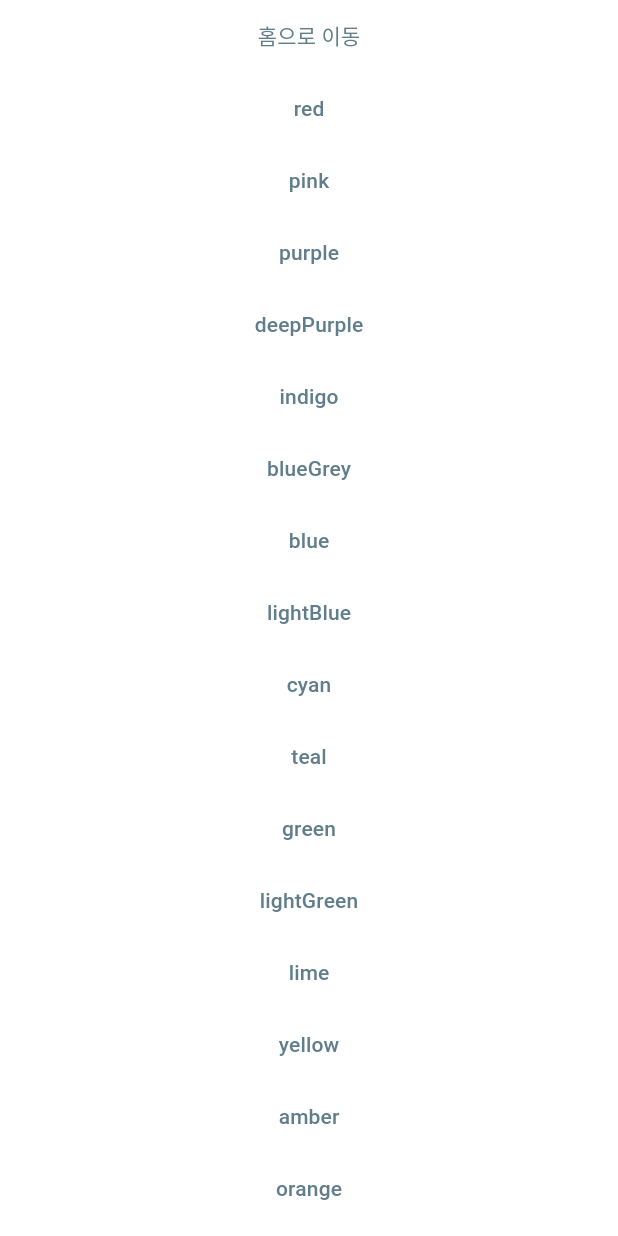
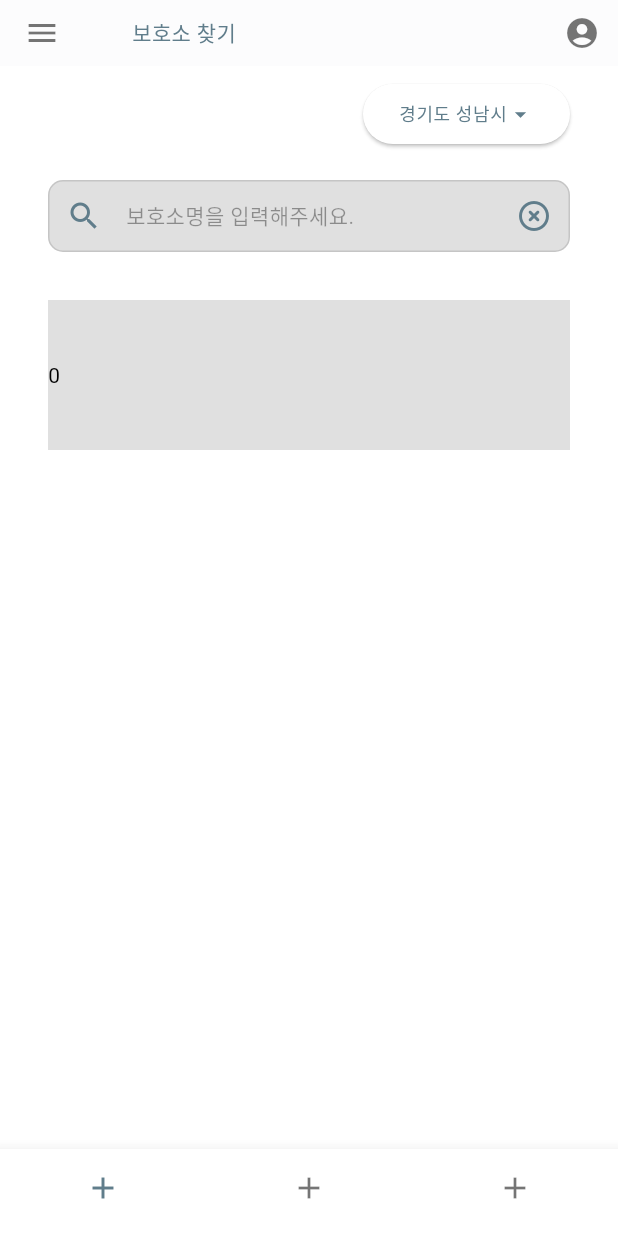
Before and after one commit to mysend12/kkaebom, a Flutter app: the screen it shows after launch, on a phone screen of 412 x 824 dp. Run offline on Flutter 3.47's test engine with Material 2 defaults, Android fonts, the phone set to English and light mode, and no system bars; drawn by our look-alikes of dynamic_color; our stand-ins replace drift, firebase_analytics, firebase_core, firebase_remote_config; missing offline and left inert: event_hub; accounts and stored records are empty; generated files the repository leaves out were written again.

Commit message:
feat: TabBar를 이용하여 화면 분리

```diff
--- a/lib/main.dart
+++ b/lib/main.dart
@@ -5,9 +5,9 @@ import 'package:firebase_remote_config/firebase_remote_config.dart';
 import 'package:flutter/material.dart';
 import 'package:kkaebom/core/di/provider_setup.dart';
 import 'package:kkaebom/firebase_options.dart';
-import 'package:kkaebom/main2.dart';
 import 'package:kkaebom/ui/shared/routes.dart';
 import 'package:kkaebom/ui/shared/shared_view_model.dart';
+import 'package:kkaebom/ui/view/init_screen.dart';
 import 'package:provider/provider.dart';
 
 void main() async {
@@ -49,7 +49,7 @@ class MyApp extends StatelessWidget {
         title: 'Flutter Demo',
         navigatorObservers: <NavigatorObserver>[observer],
         debugShowCheckedModeBanner: false,
-        initialRoute: Main2.routeName,
+        initialRoute: InitScreen.routeName,
         routes: Routes.routes,
         theme: ThemeData(
           colorScheme: lightColorScheme ??
--- a/lib/main2.dart
+++ b/lib/main2.dart
@@ -1,34 +1,49 @@
 import 'package:flutter/material.dart';
 import 'package:kkaebom/data/shared_state/model/base_colors.dart';
 import 'package:kkaebom/ui/shared/shared_view_model.dart';
-import 'package:kkaebom/ui/view/home/home.dart';
+import 'package:kkaebom/ui/shared/widget/kkaebom_navigation_bar.dart';
 import 'package:provider/provider.dart';
 
-class Main2 extends StatelessWidget {
-  const Main2({Key? key}) : super(key: key);
+class Main2 extends StatefulWidget {
+  Main2({Key? key}) : super(key: key);
 
-  static String routeName = "main2";
+  @override
+  State<Main2> createState() => _Main2State();
+}
+
+class _Main2State extends State<Main2> {
+  final GlobalKey globalKey = GlobalKey();
+  double containerHeight = 0;
+
+  @override
+  void initState() {
+    super.initState();
+    WidgetsBinding.instance.addPostFrameCallback(_getWidgetInfo);
+  }
+
+  void _getWidgetInfo(_) {
+    final renderBox = globalKey.currentContext?.findRenderObject() as RenderBox;
+    setState(() {
+      containerHeight = MediaQuery.of(context).size.height -
+          renderBox.localToGlobal(Offset.zero).dy - KkaebomNavigationBar.height;
+    });
+  }
 
   @override
   Widget build(BuildContext context) {
     final sharedViewModel = context.watch<SharedViewModel>();
-    return Scaffold(
-      body: ListView.builder(
-        itemCount: BaseColors.values.length + 1,
+
+    return SizedBox(
+      key: globalKey,
+      height: containerHeight,
+      child: ListView.builder(
+        itemCount: BaseColors.values.length,
         itemBuilder: (BuildContext context, int index) {
-          if (index == 0) {
-            return TextButton(
-              onPressed: () {
-                Navigator.pushNamed(context, Home.routeName);
-              },
-              child: const Text('홈으로 이동'),
-            );
-          }
           return TextButton(
             onPressed: () {
-              sharedViewModel.changeColor(BaseColors.values[index - 1]);
+              sharedViewModel.changeColor(BaseColors.values[index]);
             },
-            child: Text(BaseColors.values[index - 1].name),
+            child: Text(BaseColors.values[index].name),
           );
         },
       ),
--- a/lib/ui/shared/routes.dart
+++ b/lib/ui/shared/routes.dart
@@ -1,13 +1,10 @@
 import 'package:flutter/material.dart';
-import 'package:kkaebom/main2.dart';
-import 'package:kkaebom/ui/view/home/home.dart';
+import 'package:kkaebom/ui/view/init_screen.dart';
 
 class Routes {
   Routes._();
 
   static final routes = <String, WidgetBuilder>{
-    Home.routeName: (ctx) => Home(),
-    Main2.routeName: (ctx) => Main2(),
-
+    InitScreen.routeName: (ctx) => InitScreen(),
   };
 }
--- a/lib/ui/shared/shared_state.dart
+++ b/lib/ui/shared/shared_state.dart
@@ -11,10 +11,12 @@ class SharedState {
   final EventHub _eventHub;
   late ColorScheme _lightModeColorScheme;
   late ColorScheme _darkModeColorScheme;
+  int _bottomNavigationIndex = 0;
 
   ColorScheme get lightModeColorScheme => _lightModeColorScheme;
+  ColorScheme get darkModeColorScheme => _darkModeColorScheme;
+  int get bottomNavigationIndex => _bottomNavigationIndex;
 
-  ColorScheme get darkModeColorScheme => _darkModeColorScheme;
 
   changeColor(BaseColors color) {
     MaterialColor materialColor = _baseColorToMaterialColor(color);
@@ -25,6 +27,10 @@ class SharedState {
         primarySwatch: createDarkModeMaterialColor(materialColor),
         backgroundColor: Colors.black12,
         brightness: Brightness.dark);
+  }
+
+  setBottomNavigationIndex(int index) {
+    _bottomNavigationIndex = index;
   }
 
   MaterialColor _baseColorToMaterialColor(BaseColors baseColor) {
--- a/lib/ui/shared/shared_view_model.dart
+++ b/lib/ui/shared/shared_view_model.dart
@@ -28,6 +28,11 @@ class SharedViewModel extends ChangeNotifier {
     });
   }
 
+  void changeBottomNavigationIndex(int index) {
+    sharedState.setBottomNavigationIndex(index);
+    notifyListeners();
+  }
+
   @override
   void dispose() {
     super.dispose();
--- /dev/null
+++ b/lib/ui/shared/widget/kkaebom_navigation_bar.dart
@@ -0,0 +1,53 @@
+import 'package:flutter/material.dart';
+import 'package:kkaebom/ui/shared/shared_view_model.dart';
+import 'package:provider/provider.dart';
+
+class KkaebomNavigationBar extends StatefulWidget {
+  const KkaebomNavigationBar({Key? key}) : super(key: key);
+  static const int height = 58;
+
+  @override
+  State<KkaebomNavigationBar> createState() => _KkaebomNavigationBarState();
+}
+
+class _KkaebomNavigationBarState extends State<KkaebomNavigationBar> {
+
+  @override
+  Widget build(BuildContext context) {
+    final sharedViewModel = context.watch<SharedViewModel>();
+
+    return SizedBox(
+      height: KkaebomNavigationBar.height.toDouble(),
+      child: BottomNavigationBar(
+        showSelectedLabels: false,
+        showUnselectedLabels: false,
+        currentIndex: sharedViewModel.sharedState.bottomNavigationIndex,
+        enableFeedback: false,
+        selectedItemColor: Theme.of(context).primaryColor,
+        onTap: (index) {
+          sharedViewModel.changeBottomNavigationIndex(index);
+        },
+        items: const [
+          BottomNavigationBarItem(
+            icon: Icon(
+              Icons.add,
+            ),
+            label: '0',
+          ),
+          BottomNavigationBarItem(
+            icon: Icon(
+              Icons.add,
+            ),
+            label: '1',
+          ),
+          BottomNavigationBarItem(
+            icon: Icon(
+              Icons.add,
+            ),
+            label: '2',
+          ),
+        ],
+      ),
+    );
+  }
+}
--- a/lib/ui/shared/widget/tab_bar.dart
+++ /dev/null
@@ -1,10 +0,0 @@
-import 'package:flutter/material.dart';
-
-class TapBar extends StatelessWidget {
-  const TapBar({Key? key}) : super(key: key);
-
-  @override
-  Widget build(BuildContext context) {
-    return const Placeholder();
-  }
-}
--- a/lib/ui/view/home/home.dart
+++ b/lib/ui/view/home/home.dart
@@ -1,11 +1,9 @@
 import 'package:flutter/material.dart';
-import 'package:kkaebom/ui/shared/widget/kkaebom_app_bar.dart';
+import 'package:kkaebom/ui/view/home/shelter_card_container.dart';
 import 'package:kkaebom/ui/view/home/widget/address_button.dart';
 import 'package:kkaebom/ui/view/home/widget/shelter_search_bar.dart';
 
 class Home extends StatefulWidget {
-  static String routeName = "home";
-
   const Home({Key? key}) : super(key: key);
 
   @override
@@ -18,12 +16,7 @@ class _HomeState extends State<Home> {
     return SafeArea(
       child: GestureDetector(
         onTap: () => FocusManager.instance.primaryFocus?.unfocus(),
-        child: Scaffold(
-          appBar: KkaebomAppBar(
-            title: '보호소 찾기',
-            elevation: .4,
-          ),
-          body: SingleChildScrollView(
+        child: SingleChildScrollView(
           physics: const NeverScrollableScrollPhysics(),
           child: Padding(
             padding: const EdgeInsets.symmetric(horizontal: 16.0),
@@ -35,8 +28,9 @@ class _HomeState extends State<Home> {
                 AddressButton(),
                 SizedBox(height: 20),
                 ShelterSearchBar(),
+                SizedBox(height: 32),
+                ShelterCardContainer(),
               ],
-              ),
             ),
           ),
         ),
--- /dev/null
+++ b/lib/ui/view/home/shelter_card_container.dart
@@ -0,0 +1,21 @@
+import 'package:flutter/material.dart';
+import 'package:kkaebom/ui/view/home/widget/shelter_card.dart';
+
+class ShelterCardContainer extends StatelessWidget {
+  const ShelterCardContainer({Key? key}) : super(key: key);
+
+  @override
+  Widget build(BuildContext context) {
+    return SizedBox(
+      height: 100,
+      child: ListView.builder(
+        itemBuilder: (_, index) {
+          return ShelterCard(
+            index: index,
+          );
+        },
+        itemCount: 10,
+      ),
+    );
+  }
+}
--- /dev/null
+++ b/lib/ui/view/home/widget/shelter_card.dart
@@ -0,0 +1,22 @@
+import 'package:flutter/material.dart';
+
+class ShelterCard extends StatelessWidget {
+  ShelterCard({Key? key, required this.index}) : super(key: key);
+  int index;
+
+  @override
+  Widget build(BuildContext context) {
+    return Container(
+      height: 100,
+      margin: const EdgeInsets.only(bottom: 10),
+      decoration: BoxDecoration(
+        color: Theme.of(context).focusColor,
+      ),
+      child: Row(
+        children: [
+          Text('$index'),
+        ],
+      ),
+    );
+  }
+}
--- /dev/null
+++ b/lib/ui/view/init_screen.dart
@@ -0,0 +1,43 @@
+import 'package:flutter/material.dart';
+import 'package:kkaebom/main2.dart';
+import 'package:kkaebom/ui/shared/shared_view_model.dart';
+import 'package:kkaebom/ui/shared/widget/kkaebom_app_bar.dart';
+import 'package:kkaebom/ui/shared/widget/kkaebom_navigation_bar.dart';
+import 'package:kkaebom/ui/view/home/home.dart';
+import 'package:provider/provider.dart';
+
+class InitScreen extends StatelessWidget {
+  static String routeName = 'initScreen';
+  InitScreen({Key? key}) : super(key: key);
+
+  List<Widget> widgets = [
+    const Home(),
+    Container(),
+    Main2(),
+  ];
+
+  @override
+  Widget build(BuildContext context) {
+    final sharedViewModel = context.watch<SharedViewModel>();
+
+    return SafeArea(
+      child: GestureDetector(
+        onTap: () => FocusManager.instance.primaryFocus?.unfocus(),
+        child: Scaffold(
+          appBar: KkaebomAppBar(
+            title: '보호소 찾기',
+            elevation: .4,
+          ),
+          body: SingleChildScrollView(
+            physics: const NeverScrollableScrollPhysics(),
+            child: Padding(
+              padding: const EdgeInsets.symmetric(horizontal: 16.0),
+              child: widgets[sharedViewModel.sharedState.bottomNavigationIndex],
+            ),
+          ),
+          bottomNavigationBar: const KkaebomNavigationBar(),
+        ),
+      ),
+    );
+  }
+}
```
Lines whose indentation alone changed are shown as unchanged.
